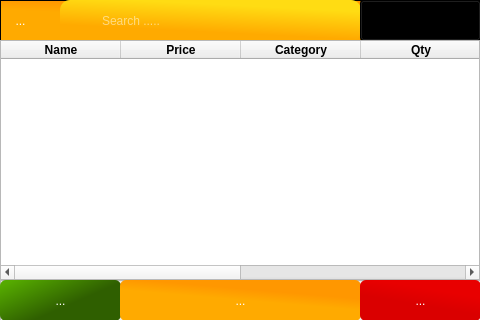
This is HPOS/s_inventorymanager.ui in MinniHai/HPoS_Pi as Qt 5 draws it before an edit. The edited form follows.
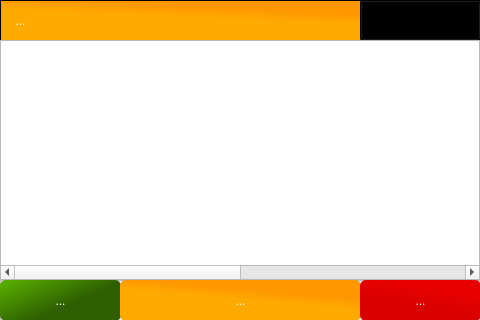
This is the edited form. Icons and pictures are not drawn.

Commit message: Update UI : Manage - Search

What changed in the file:
```diff
--- a/HPOS/s_inventorymanager.ui
+++ b/HPOS/s_inventorymanager.ui
@@ -14,7 +14,19 @@
    <string>Dialog</string>
   </property>
   <property name="styleSheet">
-   <string notr="true">
+   <string notr="true"> #ledSearch {
+    	border: 4px qlineargradient(spread:pad, x1:0.63, y1:0.829546, 			x2:0.852182, y2:0.232, stop:0 rgba(255, 170, 0, 0), stop:1 rgba(255, 220, 19, 0));
+    	border-radius: 10px;
+		
+    	background:qlineargradient(spread:pad, x1:0.63, y1:0.829546, x2:0.852182, y2:0.232, stop:0 rgba(255, 170, 0, 255), stop:1 rgba(255, 220, 19, 255)) ;
+		
+	font: 20pt &quot;MS Shell Dlg 2&quot;;
+    padding: 1px 2px 1px 40px;
+	color: rgb(255, 255, 255);
+    }
+ 
+
+
 #frame_3
 {
 		background-color: qlineargradient(spread:pad, x1:0.637, y1:0.279591, x2:0.489, y2:0.574, stop:0 rgba(255, 151, 0, 255), stop:0.75 rgba(255, 170, 0, 255));
@@ -128,35 +140,6 @@
      </size>
     </property>
    </widget>
-   <widget class="QLineEdit" name="ledSearch">
-    <property name="geometry">
-     <rect>
-      <x>60</x>
-      <y>0</y>
-      <width>301</width>
-      <height>41</height>
-     </rect>
-    </property>
-    <property name="styleSheet">
-     <string notr="true"> QLineEdit {
-    	border: 4px qlineargradient(spread:pad, x1:0.63, y1:0.829546, 			x2:0.852182, y2:0.232, stop:0 rgba(255, 170, 0, 0), stop:1 rgba(255, 220, 19, 0));
-    	border-radius: 10px;
-		
-    	background:qlineargradient(spread:pad, x1:0.63, y1:0.829546, x2:0.852182, y2:0.232, stop:0 rgba(255, 170, 0, 255), stop:1 rgba(255, 220, 19, 255)) ;
-		
-	font: 20pt &quot;MS Shell Dlg 2&quot;;
-    padding: 1px 2px 1px 40px;
-	color: rgb(255, 255, 255);
-    }
- </string>
-    </property>
-    <property name="placeholderText">
-     <string>Search .....</string>
-    </property>
-    <property name="clearButtonEnabled">
-     <bool>true</bool>
-    </property>
-   </widget>
    <widget class="QComboBox" name="cbbSearchType">
     <property name="geometry">
      <rect>
@@ -359,7 +342,7 @@
     <bool>true</bool>
    </property>
    <attribute name="horizontalHeaderVisible">
-    <bool>true</bool>
+    <bool>false</bool>
    </attribute>
    <attribute name="horizontalHeaderCascadingSectionResizes">
     <bool>false</bool>
@@ -387,7 +370,7 @@
      </font>
     </property>
     <property name="textAlignment">
-     <set>AlignHCenter|AlignVCenter|AlignCenter</set>
+     <set>AlignCenter</set>
     </property>
    </column>
    <column>
@@ -401,7 +384,7 @@
      </font>
     </property>
     <property name="textAlignment">
-     <set>AlignHCenter|AlignVCenter|AlignCenter</set>
+     <set>AlignCenter</set>
     </property>
    </column>
    <column>
@@ -415,7 +398,7 @@
      </font>
     </property>
     <property name="textAlignment">
-     <set>AlignHCenter|AlignVCenter|AlignCenter</set>
+     <set>AlignCenter</set>
     </property>
    </column>
    <column>
@@ -429,7 +412,7 @@
      </font>
     </property>
     <property name="textAlignment">
-     <set>AlignHCenter|AlignVCenter|AlignCenter</set>
+     <set>AlignCenter</set>
     </property>
    </column>
    <column>
@@ -443,7 +426,7 @@
      </font>
     </property>
     <property name="textAlignment">
-     <set>AlignHCenter|AlignVCenter|AlignCenter</set>
+     <set>AlignCenter</set>
     </property>
    </column>
    <column>
@@ -451,7 +434,7 @@
      <string/>
     </property>
     <property name="textAlignment">
-     <set>AlignHCenter|AlignVCenter|AlignCenter</set>
+     <set>AlignCenter</set>
     </property>
    </column>
   </widget>
```
The commit also changes 11 other files.
